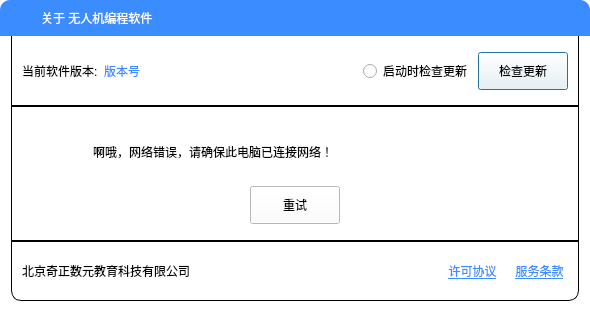
This is UAVManage/aboutdialog.ui in gessd/UAVManage as Qt 5 draws it before an edit. The edited form follows.
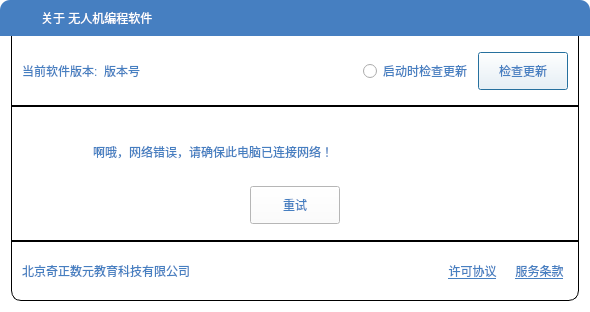
This is the edited form. Icons and pictures are not drawn.

Commit message: 界面细节调整

```diff
--- a/UAVManage/aboutdialog.ui
+++ b/UAVManage/aboutdialog.ui
@@ -16,7 +16,7 @@
   <property name="styleSheet">
    <string notr="true">QWidget{
 	background:#FFFFFF;
-	color:575E75;
+	color:#467FC1;
 }
 QLabel{
 	background:transparent;
@@ -27,7 +27,7 @@
 QToolButton{
 	text-decoration:underline;
 	background:transparent;
-	color:#3B8CFF;
+	color:#467FC1;
 	border-width:0px;
 	border-radius:0px; 
 }
@@ -44,7 +44,7 @@
 	border-radius:10px;
 }
 QSlider::groove:horizontal {
-    border:0px solid #3B8CFF;
+    border:0px solid #467FC1;
 }
 QSlider::handle:horizontal {
     width:6px;
@@ -63,7 +63,7 @@
 #dialogWidgetTitle{
 	border-top-left-radius:10px; 
 	border-top-right-radius:10px; 
-	background:#3B8CFF;
+	background:#467FC1;
 }
 #dialogLabelTitle{
 	color:#FFFFFF;
@@ -217,9 +217,6 @@
          </item>
          <item>
           <widget class="QLabel" name="labelVersion">
-           <property name="styleSheet">
-            <string notr="true">color:#3B8CFF;</string>
-           </property>
            <property name="text">
             <string>版本号</string>
            </property>
```
Left out of the diff: 2 changed lines with no effect on the pictures. The commit also changes 3 other files.
